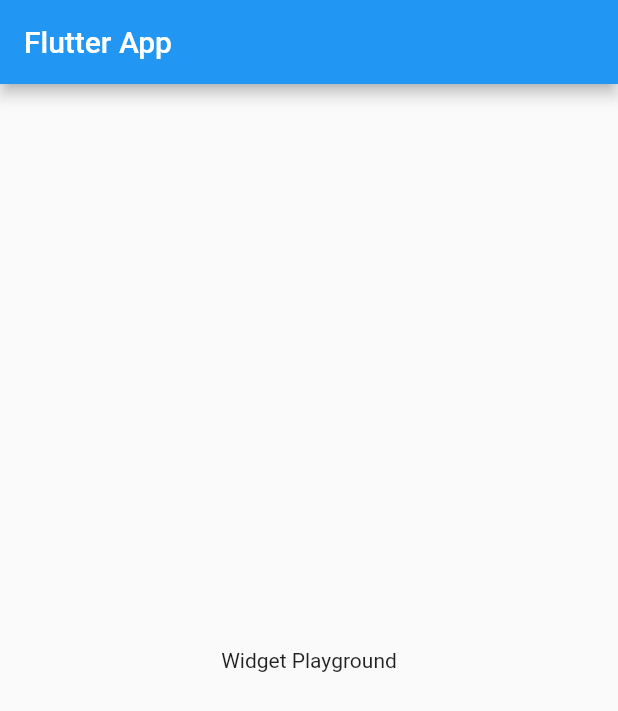
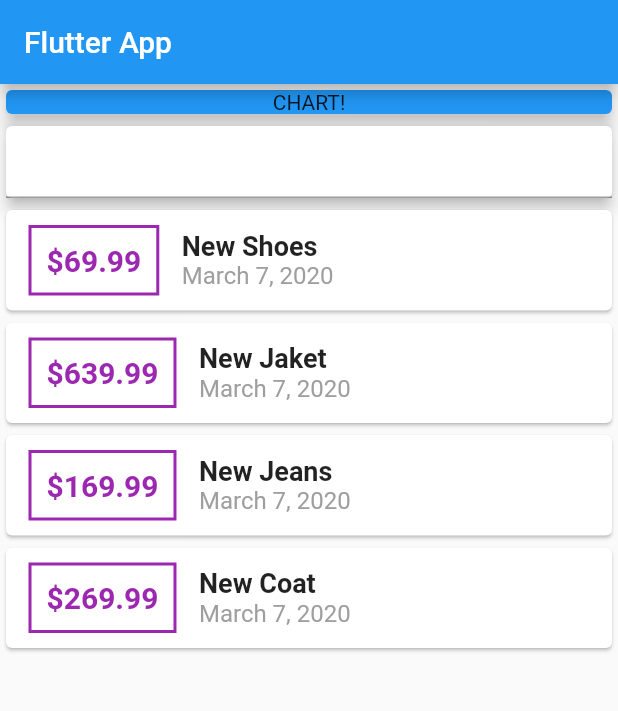
Before and after one commit to SherifKamalSalem/shopping_app, a Flutter app: the screen it shows after launch, on a phone screen of 412 x 824 dp. Shown: the top 711 px of the screen. Run offline on Flutter 3.47's test engine with Material 2 defaults, Android fonts, the phone set to English and light mode, and no system bars.

Commit message:
styling text, cards, containers

```diff
--- a/lib/main.dart
+++ b/lib/main.dart
@@ -1,4 +1,6 @@
 import 'package:flutter/material.dart';
+import 'transaction.dart';
+import 'package:intl/intl.dart';
 
 void main() => runApp(MyApp());
 
@@ -17,15 +19,83 @@ class MyApp extends StatelessWidget {
 }
 
 class MyHomePage extends StatelessWidget {
+  List<Transaction> transactions = [
+    Transaction(
+        id: "t1", title: 'New Shoes', amount: 69.99, date: DateTime.now()),
+    Transaction(
+        id: "t2", title: 'New Jaket', amount: 639.99, date: DateTime.now()),
+    Transaction(
+        id: "t3", title: 'New Jeans', amount: 169.99, date: DateTime.now()),
+    Transaction(
+        id: "t4", title: 'New Coat', amount: 269.99, date: DateTime.now()),
+  ];
   @override
   Widget build(BuildContext context) {
-    // TODO: implement build
     return Scaffold(
       appBar: AppBar(
         title: Text("Flutter App"),
       ),
-      body: Center(
-        child: Text("Widget Playground"),
+      body: Column(
+        mainAxisAlignment: MainAxisAlignment.start,
+        crossAxisAlignment: CrossAxisAlignment.stretch,
+        children: <Widget>[
+          Container(
+            width: double.infinity,
+            child: Card(
+              color: Colors.blue,
+              child: Text(
+                'CHART!',
+                textAlign: TextAlign.center,
+              ),
+              elevation: 5,
+            ),
+          ),
+          Card(
+            elevation: 4,
+            child: Column(
+              children: <Widget>[
+                TextField(),
+              ],
+            ),
+          ),
+          Column(
+            children: transactions.map((tx) {
+              return Card(
+                  child: Row(
+                children: <Widget>[
+                  Container(
+                    margin: EdgeInsets.symmetric(vertical: 10, horizontal: 15),
+                    decoration: BoxDecoration(
+                      border: Border.all(color: Colors.purple, width: 2),
+                    ),
+                    padding: EdgeInsets.all(10),
+                    child: Text(
+                      '\$${tx.amount}',
+                      style: TextStyle(
+                          fontWeight: FontWeight.bold,
+                          fontSize: 20,
+                          color: Colors.purple),
+                    ),
+                  ),
+                  Column(
+                    crossAxisAlignment: CrossAxisAlignment.start,
+                    children: <Widget>[
+                      Text(
+                        tx.title,
+                        style: TextStyle(
+                            fontWeight: FontWeight.bold, fontSize: 18),
+                      ),
+                      Text(
+                        DateFormat.yMMMMd().format(tx.date),
+                        style: TextStyle(color: Colors.grey, fontSize: 16),
+                      ),
+                    ],
+                  ),
+                ],
+              ));
+            }).toList(),
+          )
+        ],
       ),
     );
   }
--- /dev/null
+++ b/lib/transaction.dart
@@ -0,0 +1,14 @@
+import 'package:flutter/foundation.dart';
+
+class Transaction {
+  final String id;
+  final String title;
+  final double amount;
+  final DateTime date;
+
+  Transaction({
+    @required this.id,
+    @required this.title,
+    @required this.amount,
+    @required this.date});
+}
--- a/pubspec.yaml
+++ b/pubspec.yaml
@@ -19,6 +19,7 @@ environment:
 dependencies:
   flutter:
     sdk: flutter
+  intl: ^0.15.8
 
   # The following adds the Cupertino Icons font to your application.
   # Use with the CupertinoIcons class for iOS style icons.
```
Also changed, not shown: pubspec.lock.
